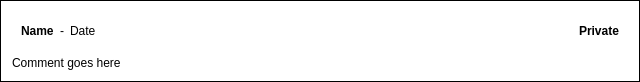
First picture: the form in CommentFrame.ui, repository Entomologist/entomologist, before the edit.
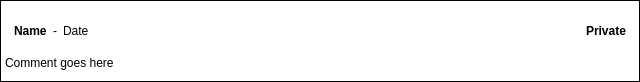
Second picture: the form after the edit.

What changed in the file:
```diff
--- a/CommentFrame.ui
+++ b/CommentFrame.ui
@@ -90,6 +90,12 @@
    <enum>QFrame::Plain</enum>
   </property>
   <layout class="QVBoxLayout" name="verticalLayout">
+   <property name="leftMargin">
+    <number>4</number>
+   </property>
+   <property name="rightMargin">
+    <number>4</number>
+   </property>
    <item>
     <widget class="QWidget" name="infoWidget" native="true">
      <property name="palette">
```
